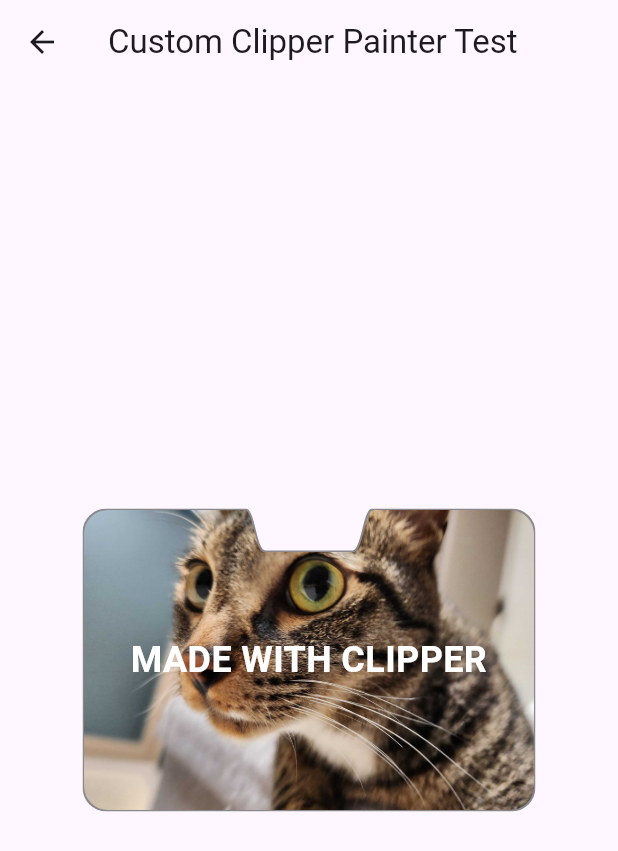
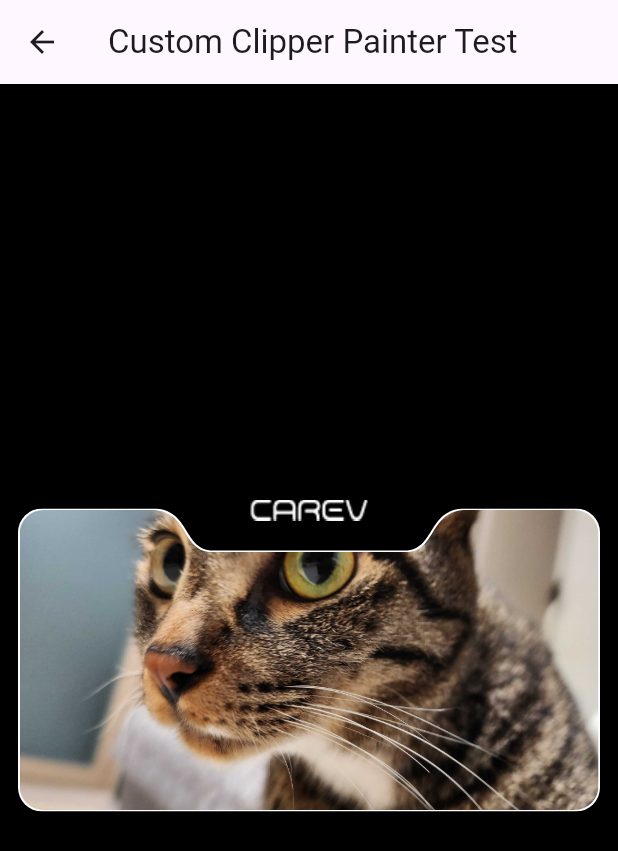
Before and after one commit to donna6355/up_study, a Flutter app: the CustomClipperSample screen opened directly, on a phone screen of 412 x 824 dp. Shown: the top 851 px of the screen. Run offline on Flutter 3.47's test engine with Material 3 defaults, Android fonts, the light colour scheme and no system bars; our stand-ins replace device_info_plus, fl_chart, google_maps_flutter, google_sign_in, local_auth, sign_in_with_apple; missing offline and left inert: android_id, flutter_naver_login, kakao_flutter_sdk_user.

Commit message:
[modify] better radius

```diff
--- a/lib/custom_clipper.dart
+++ b/lib/custom_clipper.dart
@@ -14,28 +14,33 @@ class CustomClipperSample extends StatelessWidget {
   @override
   Widget build(BuildContext context) {
     return Scaffold(
+      backgroundColor: Colors.black,
       appBar: AppBar(
         title: Text("Custom Clipper Painter Test"),
       ),
       body: Center(
+        child: Padding(
+          padding: const EdgeInsets.symmetric(horizontal: 12),
           child: Stack(
             alignment: Alignment.center,
             children: [
               ClipPath(
                 clipper: OuterClipper(),
                 child: Container(
-                width: 302,
+                  width: double.infinity,
                   height: 202,
                   decoration: BoxDecoration(
                     borderRadius: BorderRadius.circular(16),
-                  color: Colors.black45,
+                    color: Colors.white,
                   ),
                 ),
               ),
-            ClipPath(
+              Padding(
+                padding: const EdgeInsets.symmetric(horizontal: 1),
+                child: ClipPath(
                   clipper: InnerClipper(),
                   child: Container(
-                width: 300,
+                    width: double.infinity,
                     height: 200,
                     decoration: BoxDecoration(
                       borderRadius: BorderRadius.circular(16),
@@ -44,20 +49,15 @@ class CustomClipperSample extends StatelessWidget {
                         fit: BoxFit.cover,
                       ),
                     ),
-                child: const Center(
-                  child: Text(
-                    'MADE WITH CLIPPER',
-                    style: TextStyle(
-                      fontSize: 24,
-                      fontWeight: FontWeight.bold,
-                      color: Colors.white,
-                    ),
-                    textAlign: TextAlign.center,
                   ),
                 ),
               ),
+              Padding(
+                padding: const EdgeInsets.only(bottom: 200),
+                child: Image.asset("assets/carev_logo.png"),
               ),
             ],
+          ),
         ),
       ),
     );
@@ -68,12 +68,12 @@ class OuterClipper extends CustomClipper<Path> {
   @override
   getClip(Size size) {
     Path path = Path()
-      ..lineTo((size.width / 2 - 42), 0)
-      ..cubicTo((size.width / 2 - 36), 0, (size.width / 2 - 35), 28,
-          (size.width / 2 - 29), 28)
-      ..lineTo((size.width / 2 + 29), 28)
-      ..cubicTo((size.width / 2 + 35), 28, (size.width / 2 + 36), 0,
-          (size.width / 2 + 42), 0)
+      ..lineTo((size.width / 2 - 104), 0)
+      ..cubicTo((size.width / 2 - 79), 0, (size.width / 2 - 84), 28,
+          (size.width / 2 - 64), 28)
+      ..lineTo((size.width / 2 + 64), 28)
+      ..cubicTo((size.width / 2 + 84), 28, (size.width / 2 + 79), 0,
+          (size.width / 2 + 104), 0)
       ..lineTo(size.width, 0)
       ..lineTo(size.width, size.height)
       ..lineTo(0, size.height)
@@ -95,12 +95,12 @@ class InnerClipper extends CustomClipper<Path> {
   @override
   getClip(Size size) {
     Path path = Path()
-      ..lineTo((size.width / 2 - 43), 0)
-      ..cubicTo((size.width / 2 - 37), 0, (size.width / 2 - 36), 28,
-          (size.width / 2 - 30), 28)
-      ..lineTo((size.width / 2 + 30), 28)
-      ..cubicTo((size.width / 2 + 36), 28, (size.width / 2 + 37), 0,
-          (size.width / 2 + 43), 0)
+      ..lineTo((size.width / 2 - 105), 0)
+      ..cubicTo((size.width / 2 - 80), 0, (size.width / 2 - 85), 28,
+          (size.width / 2 - 65), 28)
+      ..lineTo((size.width / 2 + 65), 28)
+      ..cubicTo((size.width / 2 + 85), 28, (size.width / 2 + 80), 0,
+          (size.width / 2 + 105), 0)
       // ..lineTo((size.width / 2 + 40), 0)
       ..lineTo(size.width, 0)
       ..lineTo(size.width, size.height)
```
Also changed, not shown: assets/carev_logo.png (added). Lines whose indentation alone changed are shown as unchanged.
